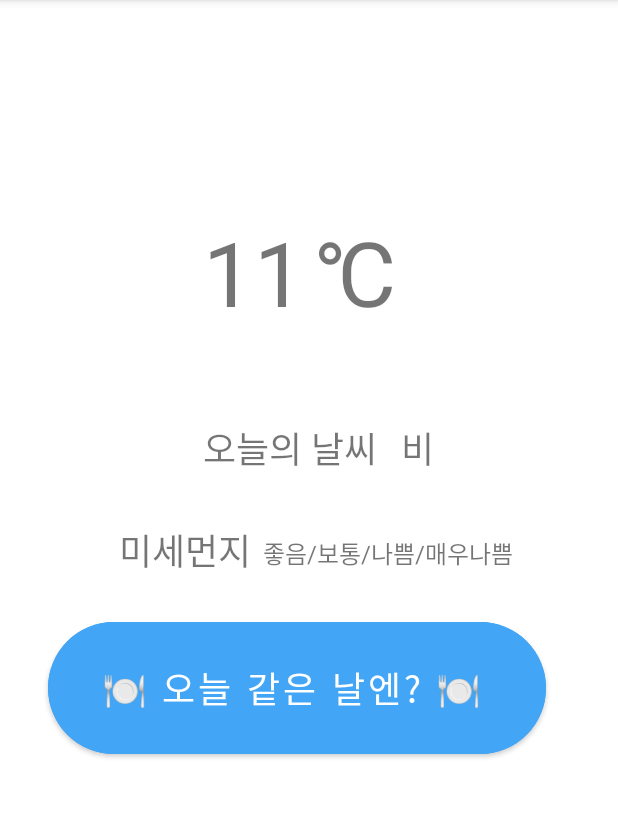
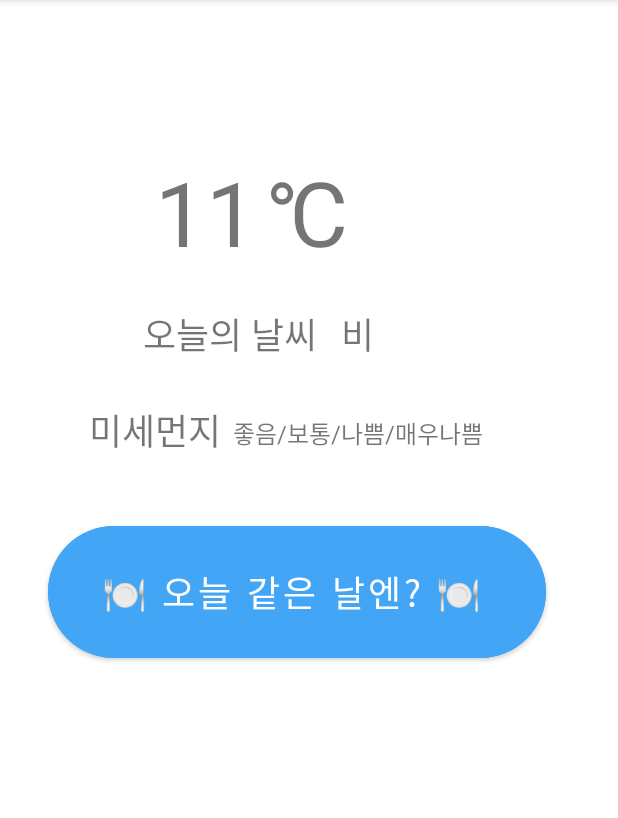
Before and after one commit to lorlorv/MA_WeatherPick, an Android app: the WeatherActivity screen opened directly, with no data from a screen before it, on a phone screen of 412 x 824 dp, the part 84-902 px from its top. Run offline under Robolectric (Android 15) with nearby library versions, the phone set to English and light mode, and no system bars; network calls fail.

```diff
--- /dev/null
+++ b/app/src/main/java/ddwu/mobile/finalproject/ma02_20190995/GpsTransfer.java
@@ -0,0 +1,135 @@
+package ddwu.mobile.finalproject.ma02_20190995;
+
+public class GpsTransfer {
+
+    private double lat; //gps로 반환받은 위도
+    private double lng; //gps로 반환받은 경도
+
+    private double xLat; //x좌표로  변환된 위도
+    private double yLng; //y좌표로 변환된 경도
+
+    public GpsTransfer() {
+    }
+
+    public GpsTransfer(double lat, double lng) {
+        this.lat = lat;
+        this.lng = lng;
+    }
+
+    public double getLat() {
+        return lat;
+    }
+
+    public void setLat(double lat) {
+        this.lat = lat;
+    }
+
+    public double getLng() {
+        return lng;
+    }
+
+    public void setLng(double lng) {
+        this.lng = lng;
+    }
+
+    public double getxLat() {
+        return xLat;
+    }
+
+    public void setxLat(double xLat) {
+        this.xLat = xLat;
+    }
+
+    public double getyLng() {
+        return yLng;
+    }
+
+    public void setyLng(double yLng) {
+        this.yLng = yLng;
+    }
+
+    public void transfer(GpsTransfer gpt, int mode){
+
+        double RE = 6371.00877; // 지구 반경(km)
+        double GRID = 5.0; // 격자 간격(km)
+        double SLAT1 = 30.0; // 투영 위도1(degree)
+        double SLAT2 = 60.0; // 투영 위도2(degree)
+        double OLON = 126.0; // 기준점 경도(degree)
+        double OLAT = 38.0; // 기준점 위도(degree)
+        double XO = 43; // 기준점 X좌표(GRID)
+        double YO = 136; // 기1준점 Y좌표(GRID)
+
+                //
+                // LCC DFS 좌표변환 ( code : "TO_GRID"(위경도->좌표, lat_X:위도,  lng_Y:경도), "TO_GPS"(좌표->위경도,  lat_X:x, lng_Y:y) )
+                //
+
+
+        double DEGRAD = Math.PI/ 180.0;
+        double RADDEG = 180.0 / Math.PI;
+
+        double re = RE / GRID;
+        double slat1 = SLAT1 * DEGRAD;
+        double slat2 = SLAT2 * DEGRAD;
+        double olon = OLON * DEGRAD;
+        double olat = OLAT * DEGRAD;
+
+        double sn = Math.tan(Math.PI* 0.25 + slat2 * 0.5) / Math.tan(Math.PI* 0.25 + slat1 * 0.5);
+        sn = Math.log(Math.cos(slat1) / Math.cos(slat2)) / Math.log(sn);
+        double sf = Math.tan(Math.PI* 0.25 + slat1 * 0.5);
+        sf = Math.pow(sf, sn) * Math.cos(slat1) / sn;
+        double ro = Math.tan(Math.PI* 0.25 + olat * 0.5);
+        ro = re * sf / Math.pow(ro, sn);
+
+
+        if (mode == 0) {
+            /*rs.lat = lat_X;
+            rs.lng = lng_Y;*/
+            double ra = Math.tan(Math.PI* 0.25 + (gpt.getLat()) * DEGRAD * 0.5);
+            ra = re * sf / Math.pow(ra, sn);
+            double theta = gpt.getLng() * DEGRAD - olon;
+            if (theta > Math.PI) theta -= 2.0 * Math.PI;
+            if (theta < -Math.PI) theta += 2.0 * Math.PI;
+            theta *= sn;
+            double x = Math.floor(ra * Math.sin(theta) + XO + 0.5);
+            double y = Math.floor(ro - ra * Math.cos(theta) + YO + 0.5);
+            gpt.setxLat(x);
+            gpt.setyLng(y);
+//            rs.x = Math.floor(ra * Math.sin(theta) + XO + 0.5);
+//            rs.y = Math.floor(ro - ra * Math.cos(theta) + YO + 0.5);
+        }
+        else {
+//                 rs.x = lat_X;
+//                    rs.y = lng_Y;
+            double xlat = gpt.getxLat();
+            double ylng = gpt.getyLng();
+            double xn = xlat - XO;
+            double yn = ro - ylng + YO;
+            double ra = Math.sqrt(xn * xn + yn * yn);
+            if (sn < 0.0) {
+                ra = -ra;
+            }
+            double alat = Math.pow((re * sf / ra), (1.0 / sn));
+            alat = 2.0 * Math.atan(alat) - Math.PI* 0.5;
+
+            double theta = 0.0;
+            if (Math.abs(xn) <= 0.0) {
+                theta = 0.0;
+            }
+            else {
+                if (Math.abs(yn) <= 0.0) {
+                    theta = Math.PI* 0.5;
+                    if (xn < 0.0) {
+                        theta = -theta;
+                    }
+                       }
+                else theta = Math.atan2(xn, yn);
+            }
+            double alon = theta / sn + olon;
+//            rs.lat = alat * RADDEG;
+//            rs.lng = alon * RADDEG;
+            gpt.setLat(alat * RADDEG);
+            gpt.setLng(alon * RADDEG);
+        }
+    }
+
+}
--- a/app/src/main/java/ddwu/mobile/finalproject/ma02_20190995/WeatherActivity.java
+++ b/app/src/main/java/ddwu/mobile/finalproject/ma02_20190995/WeatherActivity.java
@@ -13,12 +13,16 @@ import java.io.UnsupportedEncodingException;
 import java.net.URLEncoder;
 import java.text.SimpleDateFormat;
 import java.util.Date;
+import java.util.HashMap;
 
 public class WeatherActivity extends AppCompatActivity {
     /*UI*/
     TextView tvCurrentLoc;
     TextView tvTemp;
     TextView tvWeather;
+
+    double lat;
+    double lng;
 
     /*parser*/
     String apiAddress;
@@ -27,6 +31,7 @@ public class WeatherActivity extends AppCompatActivity {
     WeatherXMLParser weatherXMLParser;
     WeatherNetworkManager networkManager;
     WeatherDto dto;
+    HashMap<String,Double> resultMap;
 
     protected void onCreate(Bundle savedInstanceState) {
         super.onCreate(savedInstanceState);
@@ -34,14 +39,18 @@ public class WeatherActivity extends AppCompatActivity {
 
         tvCurrentLoc = findViewById(R.id.tvCurrentLoc);
         tvTemp = findViewById(R.id.tvTmp);
+        tvWeather = findViewById(R.id.tvWeather);
 
         Intent intent = getIntent();
         String address = intent.getStringExtra("currentAddr");
+        lat = intent.getDoubleExtra("currentLat", 0);
+        lng = intent.getDoubleExtra("currentLng", 0);
         tvCurrentLoc.setText(address);
 
         apiAddress = getResources().getString(R.string.api_url);
         apiKey = getResources().getString(R.string.api_key);
 
+        resultMap = new HashMap<>();
         networkManager = new WeatherNetworkManager(this);
         try {
             WeatherInfo();
@@ -56,33 +65,30 @@ public class WeatherActivity extends AppCompatActivity {
         long today = System.currentTimeMillis();
         Date todayDate = new Date(today);
         SimpleDateFormat simpleDateFormat = new SimpleDateFormat("yyyyMMdd");
+
         String base_date = simpleDateFormat.format(todayDate);
-
         String base_time = "0800";
 
-        String nx = "60";
-        String ny = "126";
+        GpsTransfer gpsTransfer = new GpsTransfer();
+        gpsTransfer.setLat(lat);
+        gpsTransfer.setLng(lng);
+        gpsTransfer.transfer(gpsTransfer, 0);
+        String nx = String.valueOf((int)gpsTransfer.getxLat());
+        String ny = String.valueOf((int)gpsTransfer.getyLng());
 
-        String key = "serviceKey=" + apiKey;
-        query = "&numOfRows=10&pageNo=1" + "&"
-                + "base_date=" + base_date + "&"
-                + "base_time=" + base_time + "&"
-                + "nx=" + nx + "&"
-                + "ny=" + ny;
-
-        StringBuilder urlBuilder = new StringBuilder("http://apis.data.go.kr/1360000/VilageFcstInfoService_2.0/getVilageFcst"); /*URL*/
+        StringBuilder urlBuilder = new StringBuilder(getResources().getString(R.string.api_url)); /*URL*/
         try {
-            urlBuilder.append("?" + URLEncoder.encode("serviceKey","UTF-8") + "=lCXnaymyq9YqELE3gY3QPZrG2ZC4LxwL4ai0cnaxQ71ya9LYKqjby%2FeUSTUS9QN2QJ4T0lH5oio%2FDrNlJ95yTA%3D%3D"); /*Service Key*/
+            urlBuilder.append("?" + URLEncoder.encode("serviceKey","UTF-8") + "=" + getResources().getString(R.string.open_api_key)); /*Service Key*/
         } catch (UnsupportedEncodingException e) {
             e.printStackTrace();
         }
         urlBuilder.append("&" + URLEncoder.encode("pageNo","UTF-8") + "=" + URLEncoder.encode("1", "UTF-8")); /*페이지번호*/
-        urlBuilder.append("&" + URLEncoder.encode("numOfRows","UTF-8") + "=" + URLEncoder.encode("1", "UTF-8")); /*한 페이지 결과 수*/
+        urlBuilder.append("&" + URLEncoder.encode("numOfRows","UTF-8") + "=" + URLEncoder.encode("9", "UTF-8")); /*한 페이지 결과 수*/
         urlBuilder.append("&" + URLEncoder.encode("dataType","UTF-8") + "=" + URLEncoder.encode("XML", "UTF-8")); /*요청자료형식(XML/JSON) Default: XML*/
         urlBuilder.append("&" + URLEncoder.encode("base_date","UTF-8") + "=" + URLEncoder.encode("20211218", "UTF-8")); /*‘21년 6월 28일 발표*/
-        urlBuilder.append("&" + URLEncoder.encode("base_time","UTF-8") + "=" + URLEncoder.encode("0800", "UTF-8")); /*06시 발표(정시단위) */
-        urlBuilder.append("&" + URLEncoder.encode("nx","UTF-8") + "=" + URLEncoder.encode("55", "UTF-8")); /*예보지점의 X 좌표값*/
-        urlBuilder.append("&" + URLEncoder.encode("ny","UTF-8") + "=" + URLEncoder.encode("127", "UTF-8")); /*예보지점의 Y 좌표값*/
+        urlBuilder.append("&" + URLEncoder.encode("base_time","UTF-8") + "=" + URLEncoder.encode("2300", "UTF-8")); /*06시 발표(정시단위) */
+        urlBuilder.append("&" + URLEncoder.encode("nx","UTF-8") + "=" + URLEncoder.encode(nx, "UTF-8")); /*예보지점의 X 좌표값*/
+        urlBuilder.append("&" + URLEncoder.encode("ny","UTF-8") + "=" + URLEncoder.encode(ny, "UTF-8")); /*예보지점의 Y 좌표값*/
 
         new NetworkAsyncTask().execute(String.valueOf(urlBuilder));
     }
@@ -118,11 +124,31 @@ public class WeatherActivity extends AppCompatActivity {
             if(weatherXMLParser.parse(result) == null){
                 Log.d("WeatherActivity", "result 없음!");
             }
-            dto = weatherXMLParser.parse(result);
-            if(dto.getFcstValue() == null)
+            resultMap = weatherXMLParser.parse(result);
+            if(resultMap.get("TMP") == null)
                 Log.d("WeatherActivity", "값 없음!");
             else
-                tvTemp.setText(dto.getFcstValue().toString());
+                tvTemp.setText(resultMap.get("TMP").toString());
+
+            String weatherType = "";
+            switch(resultMap.get("PTY").intValue()){
+                case 1:
+                    weatherType = "비";
+                    break;
+                    case 2:
+                        weatherType = "비/눈";
+                        break;
+                        case 3:
+                            weatherType = "눈";
+                            break;
+                case 4:
+                    weatherType = "소나기";
+                    break;
+                default:
+                    weatherType = "맑음";
+                    break;
+            }
+            tvWeather.setText(weatherType);
             }
         }
 }
--- a/app/src/main/java/ddwu/mobile/finalproject/ma02_20190995/WeatherDto.java
+++ b/app/src/main/java/ddwu/mobile/finalproject/ma02_20190995/WeatherDto.java
@@ -5,6 +5,7 @@ public class WeatherDto {
     private int _id;
     private String category;
     private Double fcstValue;
+
 
     public int get_id() {
         return _id;
@@ -29,4 +30,6 @@ public class WeatherDto {
     public void setFcstValue(Double fcstValue) {
         this.fcstValue = fcstValue;
     }
+
+
 }
--- a/app/src/main/res/layout/activity_weather.xml
+++ b/app/src/main/res/layout/activity_weather.xml
@@ -11,19 +11,18 @@
         android:layout_width="wrap_content"
         android:layout_height="wrap_content"
         android:layout_marginStart="8dp"
-        android:layout_marginTop="48dp"
         android:fontFamily="@font/pretendard_black"
         android:text="℃"
         android:textSize="60sp"
         app:layout_constraintStart_toEndOf="@+id/tvTmp"
-        app:layout_constraintTop_toBottomOf="@+id/tvCurrentLoc" />
+        app:layout_constraintTop_toTopOf="@+id/tvTmp" />
 
     <TextView
         android:id="@+id/tvCurrentLoc"
         android:layout_width="0dp"
         android:layout_height="wrap_content"
         android:layout_marginStart="35dp"
-        android:layout_marginTop="60dp"
+        android:layout_marginTop="40dp"
         android:layout_marginEnd="16dp"
         android:fontFamily="@font/pretendard_regular"
         android:text="현재 위치 주소"
@@ -37,8 +36,8 @@
         android:id="@+id/tvTmp"
         android:layout_width="0dp"
         android:layout_height="wrap_content"
-        android:layout_marginStart="100dp"
-        android:layout_marginTop="48dp"
+        android:layout_marginStart="68dp"
+        android:layout_marginTop="28dp"
         android:fontFamily="@font/pretendard_black"
         android:text="11"
         android:textSize="60sp"
@@ -60,8 +59,8 @@
         android:id="@+id/tvW4"
         android:layout_width="wrap_content"
         android:layout_height="wrap_content"
-        android:layout_marginStart="44dp"
-        android:layout_marginTop="32dp"
+        android:layout_marginStart="24dp"
+        android:layout_marginTop="28dp"
         android:fontFamily="@font/pretendard_medium"
         android:text="미세먼지"
         android:textSize="24sp"
@@ -73,7 +72,7 @@
         android:layout_width="0dp"
         android:layout_height="wrap_content"
         android:layout_marginStart="32dp"
-        android:layout_marginTop="316dp"
+        android:layout_marginTop="272dp"
         android:layout_marginEnd="32dp"
         android:height="100dp"
         android:backgroundTint="#42A5F5"
@@ -101,8 +100,8 @@
         android:id="@+id/tvW3"
         android:layout_width="wrap_content"
         android:layout_height="wrap_content"
-        android:layout_marginStart="100dp"
-        android:layout_marginTop="188dp"
+        android:layout_marginStart="60dp"
+        android:layout_marginTop="132dp"
         android:text="오늘의 날씨"
         android:textSize="24sp"
         app:layout_constraintStart_toStartOf="@+id/tvCurrentLoc"
--- a/app/src/main/res/values/strings.xml
+++ b/app/src/main/res/values/strings.xml
@@ -5,7 +5,7 @@
     <string name="dialog_cancel">취소</string>
 
     <!-- 공공 데이터 API -->
-    <string name="api_url">http://apis.data.go.kr/1360000/VilageFcstInfoService_2.0/getVilageFcst?</string>
+    <string name="api_url">http://apis.data.go.kr/1360000/VilageFcstInfoService_2.0/getVilageFcst</string>
     <string name="open_api_key">lCXnaymyq9YqELE3gY3QPZrG2ZC4LxwL4ai0cnaxQ71ya9LYKqjby%2FeUSTUS9QN2QJ4T0lH5oio%2FDrNlJ95yTA%3D%3D</string>
 
     <!-- map -->
```
Also changed, not shown: app/src/main/java/ddwu/mobile/finalproject/ma02_20190995/MainActivity.java (+9 -5 lines), app/src/main/java/ddwu/mobile/finalproject/ma02_20190995/WeatherXMLParser.java (+13 -8 lines).
